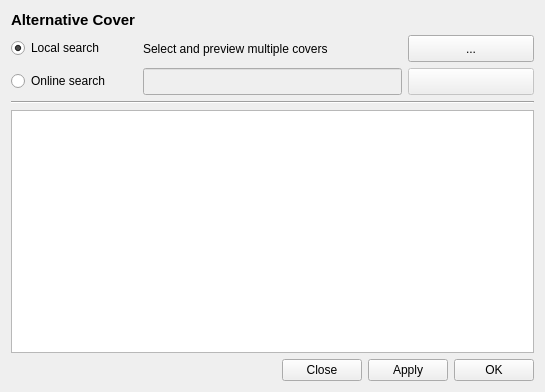
Before: the Qt Designer form src/GUI/Covers/GUI_AlternativeCovers.ui in return42/sayonara, drawn with Qt 5.
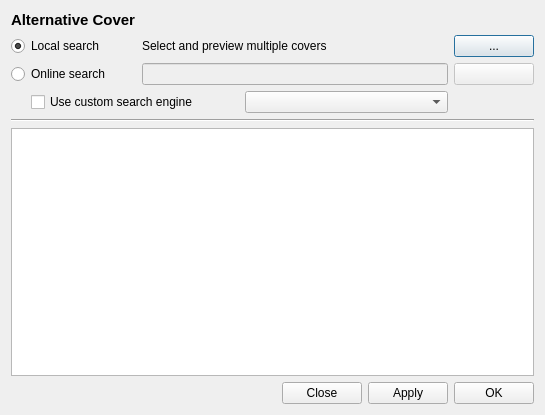
After: the same form once the commit is applied. Custom widgets are drawn as their Qt base class.

Commit message: Cover search update

```diff
--- a/src/GUI/Covers/GUI_AlternativeCovers.ui
+++ b/src/GUI/Covers/GUI_AlternativeCovers.ui
@@ -7,58 +7,131 @@
     <x>0</x>
     <y>0</y>
     <width>545</width>
-    <height>392</height>
+    <height>415</height>
    </rect>
   </property>
   <property name="windowTitle">
    <string>Search alternative image</string>
   </property>
   <layout class="QGridLayout" name="gridLayout">
-   <item row="2" column="1" colspan="2">
+   <item row="1" column="0">
+    <widget class="QRadioButton" name="rb_local">
+     <property name="sizePolicy">
+      <sizepolicy hsizetype="Minimum" vsizetype="Preferred">
+       <horstretch>0</horstretch>
+       <verstretch>0</verstretch>
+      </sizepolicy>
+     </property>
+     <property name="focusPolicy">
+      <enum>Qt::StrongFocus</enum>
+     </property>
+     <property name="text">
+      <string>Local search</string>
+     </property>
+     <property name="checked">
+      <bool>true</bool>
+     </property>
+     <attribute name="buttonGroup">
+      <string notr="true">buttonGroup</string>
+     </attribute>
+    </widget>
+   </item>
+   <item row="0" column="1">
+    <widget class="QLabel" name="lab_info">
+     <property name="text">
+      <string/>
+     </property>
+    </widget>
+   </item>
+   <item row="0" column="0">
+    <widget class="QLabel" name="lab_title">
+     <property name="font">
+      <font>
+       <pointsize>11</pointsize>
+       <weight>75</weight>
+       <bold>true</bold>
+      </font>
+     </property>
+     <property name="text">
+      <string>Alternative Cover</string>
+     </property>
+    </widget>
+   </item>
+   <item row="2" column="0">
+    <widget class="QRadioButton" name="rb_online">
+     <property name="sizePolicy">
+      <sizepolicy hsizetype="Minimum" vsizetype="Preferred">
+       <horstretch>0</horstretch>
+       <verstretch>0</verstretch>
+      </sizepolicy>
+     </property>
+     <property name="focusPolicy">
+      <enum>Qt::StrongFocus</enum>
+     </property>
+     <property name="text">
+      <string>Online search</string>
+     </property>
+     <attribute name="buttonGroup">
+      <string notr="true">buttonGroup</string>
+     </attribute>
+    </widget>
+   </item>
+   <item row="2" column="1">
     <widget class="QLineEdit" name="le_search">
      <property name="enabled">
       <bool>false</bool>
      </property>
-     <property name="minimumSize">
-      <size>
-       <width>0</width>
-       <height>27</height>
-      </size>
-     </property>
-     <property name="maximumSize">
-      <size>
-       <width>16777215</width>
-       <height>27</height>
-      </size>
+     <property name="sizePolicy">
+      <sizepolicy hsizetype="Expanding" vsizetype="Preferred">
+       <horstretch>0</horstretch>
+       <verstretch>0</verstretch>
+      </sizepolicy>
      </property>
      <property name="focusPolicy">
       <enum>Qt::ClickFocus</enum>
      </property>
     </widget>
    </item>
-   <item row="2" column="3">
+   <item row="1" column="1">
+    <widget class="QLabel" name="label">
+     <property name="sizePolicy">
+      <sizepolicy hsizetype="Preferred" vsizetype="Preferred">
+       <horstretch>0</horstretch>
+       <verstretch>0</verstretch>
+      </sizepolicy>
+     </property>
+     <property name="text">
+      <string>Select and preview multiple covers</string>
+     </property>
+    </widget>
+   </item>
+   <item row="1" column="2">
+    <widget class="QPushButton" name="btn_file">
+     <property name="sizePolicy">
+      <sizepolicy hsizetype="Preferred" vsizetype="Preferred">
+       <horstretch>0</horstretch>
+       <verstretch>0</verstretch>
+      </sizepolicy>
+     </property>
+     <property name="focusPolicy">
+      <enum>Qt::StrongFocus</enum>
+     </property>
+     <property name="text">
+      <string notr="true">...</string>
+     </property>
+    </widget>
+   </item>
+   <item row="2" column="2">
     <widget class="QPushButton" name="btn_search">
      <property name="enabled">
       <bool>false</bool>
      </property>
      <property name="sizePolicy">
-      <sizepolicy hsizetype="Fixed" vsizetype="Fixed">
+      <sizepolicy hsizetype="Preferred" vsizetype="Preferred">
        <horstretch>0</horstretch>
        <verstretch>0</verstretch>
       </sizepolicy>
      </property>
-     <property name="minimumSize">
-      <size>
-       <width>50</width>
-       <height>27</height>
-      </size>
-     </property>
-     <property name="maximumSize">
-      <size>
-       <width>156113</width>
-       <height>27</height>
-      </size>
-     </property>
      <property name="focusPolicy">
       <enum>Qt::StrongFocus</enum>
      </property>
@@ -67,24 +140,14 @@
      </property>
     </widget>
    </item>
-   <item row="2" column="0">
-    <widget class="QRadioButton" name="rb_online">
-     <property name="focusPolicy">
-      <enum>Qt::StrongFocus</enum>
-     </property>
-     <property name="text">
-      <string>Online search</string>
-     </property>
-    </widget>
-   </item>
-   <item row="3" column="0" colspan="4">
+   <item row="5" column="0" colspan="3">
     <widget class="Line" name="line">
      <property name="orientation">
       <enum>Qt::Horizontal</enum>
      </property>
     </widget>
    </item>
-   <item row="4" column="0" colspan="4">
+   <item row="6" column="0" colspan="3">
     <widget class="QTableView" name="tv_images">
      <property name="enabled">
       <bool>true</bool>
@@ -154,20 +217,7 @@
      </attribute>
     </widget>
    </item>
-   <item row="1" column="0">
-    <widget class="QRadioButton" name="rb_local">
-     <property name="focusPolicy">
-      <enum>Qt::StrongFocus</enum>
-     </property>
-     <property name="text">
-      <string>Local search</string>
-     </property>
-     <property name="checked">
-      <bool>true</bool>
-     </property>
-    </widget>
-   </item>
-   <item row="5" column="0" colspan="4">
+   <item row="7" column="0" colspan="3">
     <layout class="QHBoxLayout" name="horizontalLayout">
      <item>
       <widget class="QLabel" name="lab_status">
@@ -244,58 +294,48 @@
      </item>
     </layout>
    </item>
-   <item row="1" column="1" colspan="2">
-    <widget class="QLabel" name="label">
-     <property name="text">
-      <string>Select and preview multiple covers</string>
+   <item row="4" column="0" colspan="2">
+    <layout class="QHBoxLayout" name="horizontalLayout_2">
+     <property name="spacing">
+      <number>10</number>
      </property>
-    </widget>
-   </item>
-   <item row="1" column="3">
-    <widget class="QPushButton" name="btn_file">
-     <property name="minimumSize">
-      <size>
-       <width>0</width>
-       <height>27</height>
-      </size>
+     <property name="leftMargin">
+      <number>20</number>
      </property>
-     <property name="maximumSize">
-      <size>
-       <width>16777215</width>
-       <height>27</height>
-      </size>
-     </property>
-     <property name="focusPolicy">
-      <enum>Qt::StrongFocus</enum>
-     </property>
-     <property name="text">
-      <string notr="true">...</string>
-     </property>
-    </widget>
-   </item>
-   <item row="0" column="0">
-    <widget class="QLabel" name="lab_title">
-     <property name="font">
-      <font>
-       <pointsize>11</pointsize>
-       <weight>75</weight>
-       <bold>true</bold>
-      </font>
-     </property>
-     <property name="text">
-      <string>Alternative Cover</string>
-     </property>
-    </widget>
-   </item>
-   <item row="0" column="1">
-    <widget class="QLabel" name="lab_info">
-     <property name="text">
-      <string/>
-     </property>
-    </widget>
+     <item>
+      <widget class="QCheckBox" name="cb_custom_search_engine">
+       <property name="sizePolicy">
+        <sizepolicy hsizetype="Minimum" vsizetype="Preferred">
+         <horstretch>0</horstretch>
+         <verstretch>0</verstretch>
+        </sizepolicy>
+       </property>
+       <property name="text">
+        <string>Use custom search engine</string>
+       </property>
+      </widget>
+     </item>
+     <item>
+      <widget class="Gui::ComboBox" name="combo_custom_search_engine">
+       <property name="sizePolicy">
+        <sizepolicy hsizetype="Preferred" vsizetype="Preferred">
+         <horstretch>0</horstretch>
+         <verstretch>0</verstretch>
+        </sizepolicy>
+       </property>
+      </widget>
+     </item>
+    </layout>
    </item>
   </layout>
  </widget>
+ <customwidgets>
+  <customwidget>
+   <class>Gui::ComboBox</class>
+   <extends>QComboBox</extends>
+   <header>GUI/Utils/Widgets/ComboBox.h</header>
+  </customwidget>
+ </customwidgets>
  <resources/>
  <connections>
   <connection>
```
Left out of the diff: 3 changed lines with no effect on the pictures. The commit also changes 9 other files.
